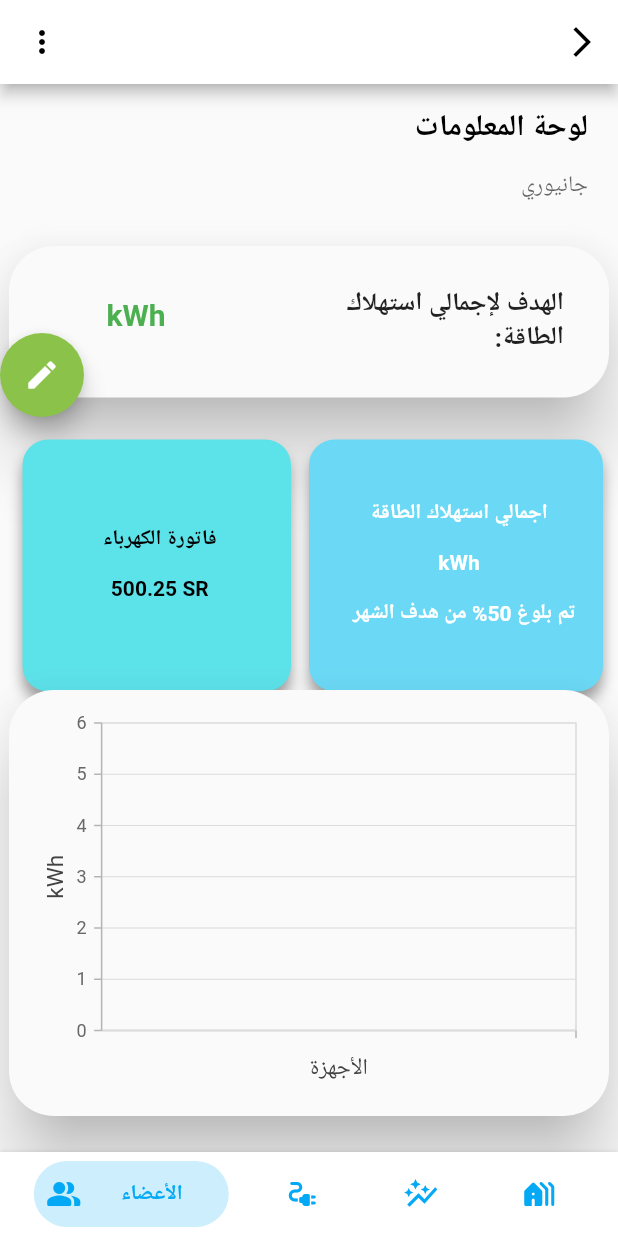
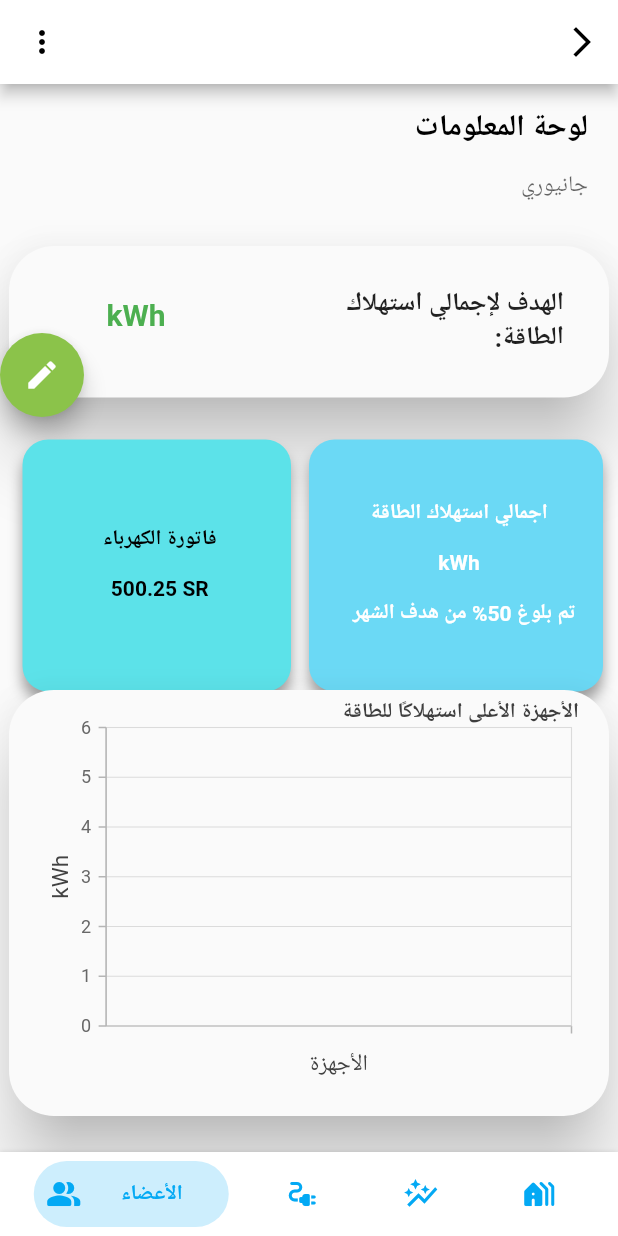
Before and after one commit to reemswe/rashd, a Flutter app: the dashboard screen opened directly, after a tap on the "arrow forward ios" icon, on a phone screen of 412 x 824 dp. Run offline on Flutter 3.47's test engine with Material 2 defaults, Android fonts, the light colour scheme and no system bars; drawn by our look-alikes of bottom_navy_bar; our stand-ins replace cloud_firestore, firebase_core, phosphor_flutter, syncfusion_flutter_charts, toggle_switch; missing offline and left inert: animated_segmented_tab_control; accounts and stored records are empty.

Commit message:
update dashboard
chart enhancements

```diff
--- a/lib/dashboard.dart
+++ b/lib/dashboard.dart
@@ -55,7 +55,7 @@ class _dashboardState extends State<dashboard> {
     ]
   ];
   //List<ChartData>? chartData;
-  final List<ChartData> chartData = [
+  List<ChartData> chartData = [
     // ChartData('الثلاجة', 350),
     // ChartData('المكيف', 230),
     // ChartData('التلفاز', 340),
@@ -404,12 +404,6 @@ class _dashboardState extends State<dashboard> {
                                   maxLines: 6,
                                   textAlign: TextAlign.right,
                                   decoration: InputDecoration(
-                                    labelText: 'استهلاك الطاقة لكل جهاز',
-                                    hintStyle: const TextStyle(
-                                        fontSize: 16,
-                                        fontWeight: FontWeight.w500,
-                                        color:
-                                            Color.fromARGB(0, 100, 100, 100)),
                                     contentPadding: const EdgeInsets.fromLTRB(
                                         20, 10, 5, 10),
                                     focusedBorder: OutlineInputBorder(
@@ -424,25 +418,42 @@ class _dashboardState extends State<dashboard> {
                                             color: Color.fromARGB(
                                                 0, 189, 189, 189))),
                                     prefixIcon: Padding(
-                                        padding: const EdgeInsets.all(12),
+                                        padding: const EdgeInsets.all(5),
                                         //child: SingleChildScrollView(
-                                        child: SfCartesianChart(
+                                        child: Stack(children: <Widget>[
+                                          const AnimatedPositioned(
+                                            // use top,bottom,left and right property to set the location and Transform.rotate to rotate the widget if needed
+                                            right: 15,
+
+                                            duration: Duration(seconds: 3),
+                                            child: Text(
+                                              'الأجهزة الأعلى استهلاكًا للطاقة',
+                                              style: TextStyle(
+                                                  fontWeight: FontWeight.w600,
+                                                  color: Color.fromARGB(
+                                                      255, 62, 62, 62)),
+                                            ),
+                                          ),
+                                          SfCartesianChart(
+                                              margin: const EdgeInsets.all(20),
                                               primaryXAxis: CategoryAxis(
-                                                visibleMinimum: 0,
-                                                visibleMaximum: 10,
+                                                  // visibleMinimum: 0,
+                                                  // visibleMaximum: 29,
+                                                  title: AxisTitle(
+                                                      text: 'الأجهزة')),
+                                              primaryYAxis: NumericAxis(
                                                   title:
-                                                    AxisTitle(text: 'الأجهزة')),
-                                            primaryYAxis: NumericAxis(
-                                                title: AxisTitle(text: 'kWh')),
+                                                      AxisTitle(text: 'kWh')),
                                               series: <
-                                                ChartSeries<ChartData, String>>[
+                                                  ChartSeries<ChartData,
+                                                      String>>[
                                                 // Renders column chart
                                                 ColumnSeries<ChartData, String>(
                                                     color: const Color.fromARGB(
                                                         255, 98, 227, 165),
                                                     borderRadius:
                                                         const BorderRadius.all(
-                                                          Radius.circular(0)),
+                                                            Radius.circular(4)),
                                                     dataSource: chartData,
                                                     dataLabelSettings:
                                                         const DataLabelSettings(
@@ -453,6 +464,7 @@ class _dashboardState extends State<dashboard> {
                                                     yValueMapper:
                                                         (ChartData data, _) =>
                                                             data.y),
+                                              ])
                                         ])),
                                   ),
                                 ),
@@ -752,12 +764,16 @@ class _dashboardState extends State<dashboard> {
             {'name': data['name'], 'consumption': data['consumption']}
           ]);
           String name = data['name'];
-          double consum = double.parse(data['consumption']);
+          double consum = double.parse(data['consumption'].toString());
           chartData.add(ChartData(name, consum));
+
           print("name: $name consum: $consum");
         });
       }
-      print(chartData);
+      chartData.sort((a, b) => b.y.compareTo(a.y));
+      chartData = chartData.take(10).toList();
+      chartData.shuffle();
+      print(chartData.take(20));
     });
     // print(membersList);
     return devices;
```
Also changed, not shown: lib/list_of_houseAccounts.dart (+0 -31 lines). Lines whose indentation alone changed are shown as unchanged.
